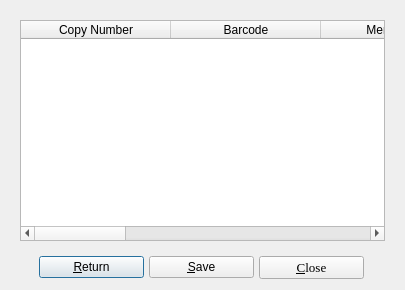
Above: UI/biblioteq_borrowers.ui from textbrowser/biblioteq before the change. Below: the same form after it.
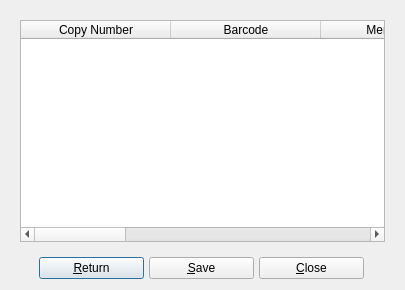
That is the form after the change. Icons and pictures are not drawn.

Commit message: Default fonts. New sizes.

The edit to the form file:
```diff
--- a/UI/biblioteq_borrowers.ui
+++ b/UI/biblioteq_borrowers.ui
@@ -175,12 +175,6 @@
          <height>0</height>
         </size>
        </property>
-       <property name="font">
-        <font>
-         <family>Times</family>
-         <pointsize>10</pointsize>
-        </font>
-       </property>
        <property name="text">
         <string>&amp;Close</string>
        </property>
```
The commit also changes 6 other files.
